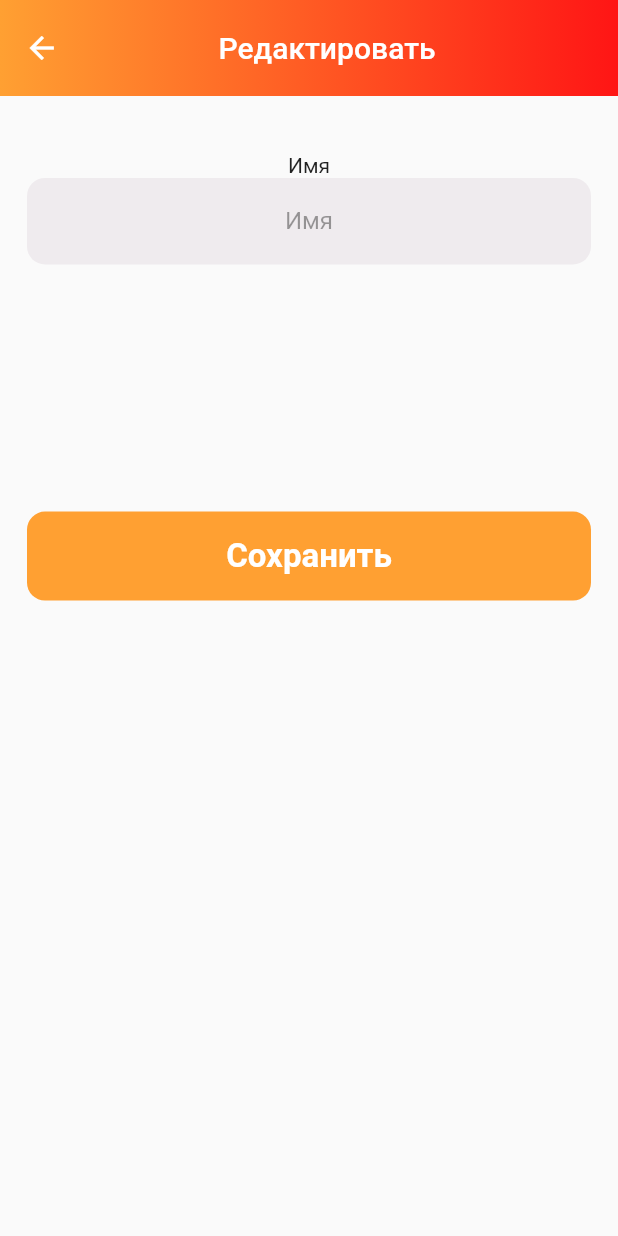
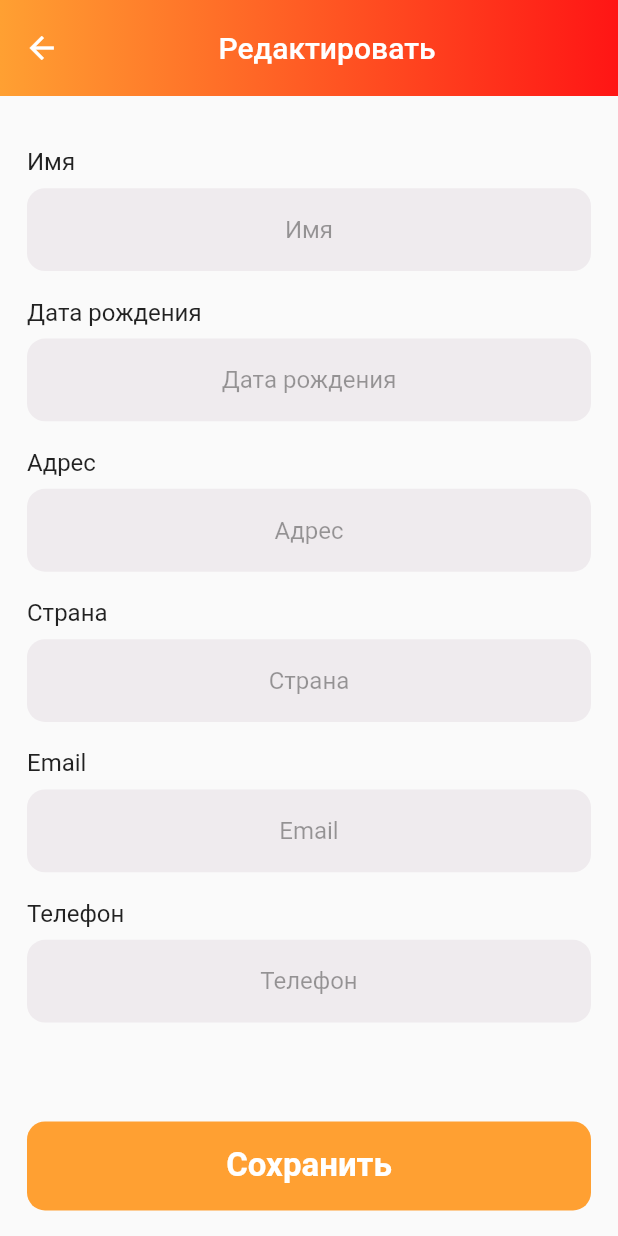
Before and after one commit to AbbosMamadaliyev/mango, a Flutter app: the EditPersonalInfoPage screen opened directly, on a phone screen of 412 x 824 dp. Run offline on Flutter 3.47's test engine with Material 2 defaults, Android fonts, the phone set to English and light mode, and no system bars; our stand-ins replace animated_bottom_navigation_bar, mask_text_input_formatter.

Commit message:
profile bo'lim bitdi

```diff
--- a/lib/presentation/edit_personal_info_page/edit_personal_info_page.dart
+++ b/lib/presentation/edit_personal_info_page/edit_personal_info_page.dart
@@ -30,41 +30,27 @@ class _EditPersonalInfoPageState extends State<EditPersonalInfoPage> {
         ),
         title: 'Редактировать',
       ),
-      body: Padding(
-        padding: const EdgeInsets.all(18.0),
-        child: SingleChildScrollView(
+      body: SingleChildScrollView(
+        child: Padding(
+          padding: const EdgeInsets.symmetric(horizontal: 18.0),
           child: Column(
             crossAxisAlignment: CrossAxisAlignment.start,
             children: [
-              SizedBox(height: size.height * 0.025),
-              Column(
-                children: [
-                  Text('Имя'),
-                  Container(
-                    width: size.width,
-                    height: size.height * 0.07,
-                    alignment: Alignment.center,
-                    child: TextField(
-                      textAlign: TextAlign.center,
-                      decoration: const InputDecoration(
-                        hintText: 'Имя',
-                        border: InputBorder.none,
-                        hintStyle: TextStyle(color: Colors.black38),
-                      ),
-                    ),
-                    decoration: BoxDecoration(
-                      borderRadius: BorderRadius.circular(12),
-                      color: const Color(0xffefebee),
-                    ),
-                  ),
-                ],
-              ),
+              SizedBox(height: size.height * 0.02),
+              EditInfoFormWidget(title: 'Имя'),
+              EditInfoFormWidget(title: 'Дата рождения'),
+              EditInfoFormWidget(title: 'Адрес'),
+              EditInfoFormWidget(title: 'Страна'),
+              EditInfoFormWidget(title: 'Email'),
+              EditInfoFormWidget(title: 'Телефон'),
               GestureDetector(
-                onTap: () {},
+                onTap: () {
+                  // --> func
+                },
                 child: Container(
                   height: size.height * 0.072,
                   width: size.width,
-                  margin: EdgeInsets.only(top: size.height * 0.2),
+                  margin: EdgeInsets.only(top: size.height * 0.08),
                   alignment: Alignment.center,
                   decoration: BoxDecoration(
                     color: AppColors.orangeLight,
@@ -87,3 +73,42 @@ class _EditPersonalInfoPageState extends State<EditPersonalInfoPage> {
     );
   }
 }
+
+class EditInfoFormWidget extends StatelessWidget {
+  final String title;
+  const EditInfoFormWidget({Key? key, required this.title}) : super(key: key);
+
+  @override
+  Widget build(BuildContext context) {
+    final size = MediaQuery.of(context).size;
+
+    return Column(
+      crossAxisAlignment: CrossAxisAlignment.start,
+      children: [
+        const SizedBox(height: 18),
+        Text(
+          title,
+          style: const TextStyle(fontSize: 16),
+        ),
+        const SizedBox(height: 8),
+        Container(
+          width: size.width,
+          height: size.height * 0.067,
+          alignment: Alignment.center,
+          child: TextField(
+            textAlign: TextAlign.center,
+            decoration: InputDecoration(
+              hintText: title,
+              border: InputBorder.none,
+              hintStyle: const TextStyle(color: Colors.black38),
+            ),
+          ),
+          decoration: BoxDecoration(
+            borderRadius: BorderRadius.circular(12),
+            color: const Color(0xffefebee),
+          ),
+        ),
+      ],
+    );
+  }
+}
```
